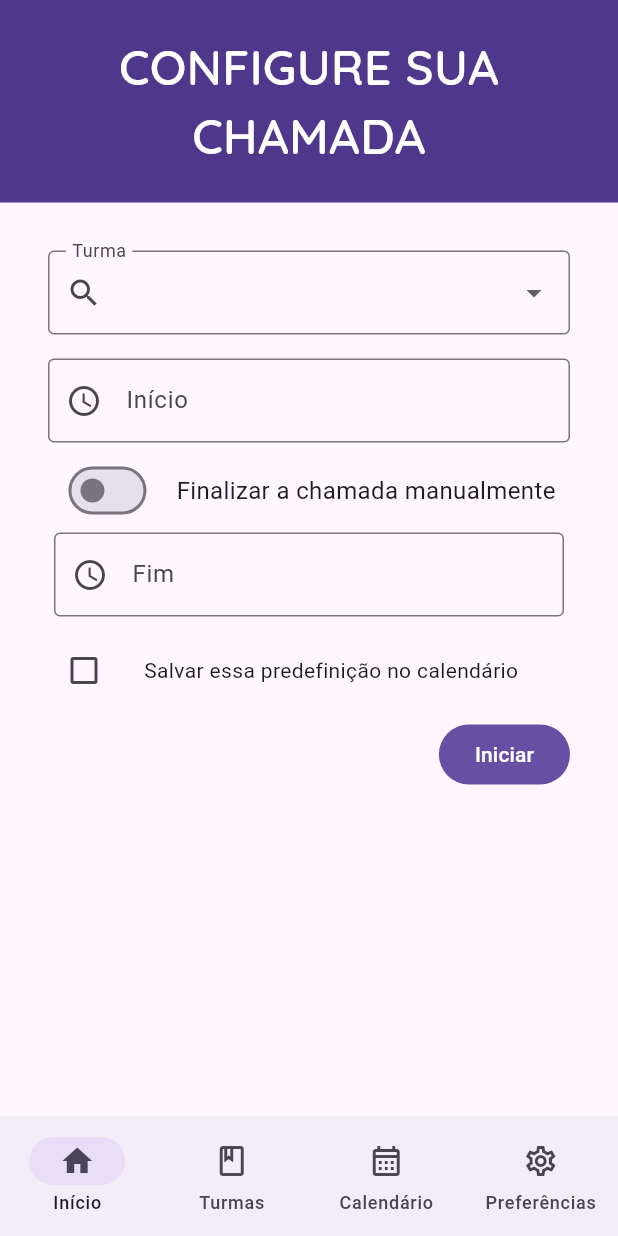
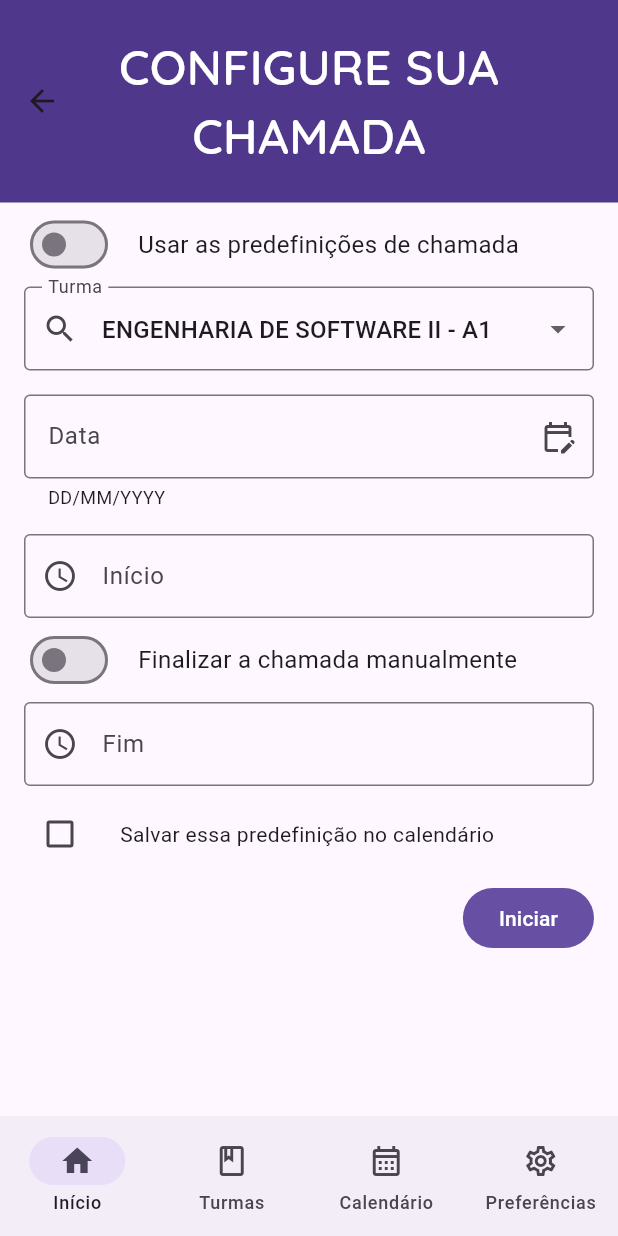
Before and after one commit to BrunaBecker/ESII-Chamada-Inteligente, a Flutter app: the AttendanceSettingsWidget screen opened by its route, on a phone screen of 412 x 824 dp. Run offline on Flutter 3.47's test engine with Material 2 defaults, Android fonts, the phone set to English and light mode, and no system bars; our stand-ins replace get, mask_text_input_formatter.

Commit message:
Add preset and date fields

```diff
--- a/lib/app/pages/attendance_settings/attendance_settings_controller.dart
+++ b/lib/app/pages/attendance_settings/attendance_settings_controller.dart
@@ -2,6 +2,7 @@ import 'package:flutter/material.dart';
 import 'package:get/get.dart';
 
 import '../../core/adapters/mask_adapter.dart';
+import '../../core/utils/app_date_utils.dart';
 
 class AttendanceSettingsController extends GetxController {
   AttendanceSettingsController({
@@ -16,10 +17,12 @@ class AttendanceSettingsController extends GetxController {
   final _allClassList = <String>[].obs;
   final _searchClassList = <String>[].obs;
   final _selectedClass = "".obs;
+  final _usePreset = false.obs;
   final _manualEnd = false.obs;
-  final _saveSettings = false.obs;
-  final _startTimeController = TextEditingController();
-  final _endTimeController = TextEditingController();
+  final _savePreset = false.obs;
+  final _dateController = TextEditingController().obs;
+  final _startTimeController = TextEditingController().obs;
+  final _endTimeController = TextEditingController().obs;
 
   MaskAdapter get maskAdapter => _maskAdapter;
   bool get isLoading => _isLoading.value;
@@ -28,10 +31,12 @@ class AttendanceSettingsController extends GetxController {
   List<String> get classList => _allClassList;
   List<String> get searchClassList => _searchClassList;
   String get selectedClass => _selectedClass.value;
+  bool get usePreset => _usePreset.value;
   bool get manualEnd => _manualEnd.value;
-  bool get saveSettings => _saveSettings.value;
-  TextEditingController get startTimeController => _startTimeController;
-  TextEditingController get endTimeController => _endTimeController;
+  bool get saveSettings => _savePreset.value;
+  TextEditingController get dateController => _dateController.value;
+  TextEditingController get startTimeController => _startTimeController.value;
+  TextEditingController get endTimeController => _endTimeController.value;
 
   @override
   void onReady() async {
@@ -50,9 +55,11 @@ class AttendanceSettingsController extends GetxController {
       "ESTRUTURAS DE DADOS E SEUS ALGORITMOS - A1",
       "ESTRUTURAS DE DADOS E SEUS ALGORITMOS - B1",
     ]);
-    _selectedClass.value = _allClassList.first;
+    if (_allClassList.isNotEmpty) {
+      _selectedClass.value = _allClassList.first;
+      _searchClassList.addAll(_allClassList);
+    }
 
-    _searchClassList.addAll(_allClassList);
     _isLoading.value = false;
   }
 
@@ -63,12 +70,27 @@ class AttendanceSettingsController extends GetxController {
     }));
   }
 
+  toggleUsePreset() {
+    _usePreset.value = !_usePreset.value;
+
+    if (usePreset && selectedClass.isNotEmpty) {
+      // TODO: get class settings
+      dateController.text = AppDateUtils.appDateFormat.format(DateTime.now());
+      startTimeController.text = "09:00";
+      endTimeController.text = "11:00";
+    }
+  }
+
+  disableUsePreset() {
+    _usePreset.value = false;
+  }
+
   void toggleManualEnd() {
     _manualEnd.value = !_manualEnd.value;
   }
 
   void toggleSaveSettings() {
-    _saveSettings.value = !_saveSettings.value;
+    _savePreset.value = !_savePreset.value;
   }
 
   void changeClass(String value) {
@@ -80,4 +102,8 @@ class AttendanceSettingsController extends GetxController {
     await Future.delayed(const Duration(seconds: 2));
     _isStartingAttendance.value = false;
   }
+
+  void changeDate(DateTime date) {
+    dateController.text = AppDateUtils.appDateFormat.format(date);
+  }
 }
--- a/lib/app/pages/attendance_settings/attendance_settings_widget.dart
+++ b/lib/app/pages/attendance_settings/attendance_settings_widget.dart
@@ -7,6 +7,7 @@ import 'attendance_settings_controller.dart';
 import 'widgets/attendance_form.dart';
 import 'widgets/attendance_settings_title.dart';
 import 'widgets/attendance_start_button.dart';
+import 'widgets/attendance_use_preset_button.dart';
 
 class AttendanceSettingsWidget extends StatelessWidget {
   const AttendanceSettingsWidget({super.key});
@@ -35,22 +36,43 @@ class AttendanceSettingsWidget extends StatelessWidget {
                       ? const Center(
                           child: CircularProgressIndicator(),
                         )
-                      : const SingleChildScrollView(
+                      : const CustomScrollView(
+                          slivers: [
+                            SliverAppBar(
+                              flexibleSpace: AttendanceSettingsTitle(),
+                              toolbarHeight: 135,
+                              pinned: true,
+                            ),
+                            SliverToBoxAdapter(
                               child: Column(
                                 children: [
-                              AttendanceSettingsTitle(),
                                   Padding(
-                                padding: EdgeInsets.all(32.0),
+                                    padding: EdgeInsets.symmetric(
+                                      horizontal: 16.0,
+                                    ),
                                     child: Column(
+                                      children: [
+                                        Padding(
+                                          padding: EdgeInsets.symmetric(vertical: 4.0),
+                                          child: AttendanceUsePresetButton(),
+                                        ),
+                                        Column(
                                           children: [
                                             AttendanceForm(),
                                             Spacing(4.0),
-                                    Align(alignment: Alignment.centerRight, child: AttendanceStartButton()),
+                                            Align(
+                                              alignment: Alignment.centerRight,
+                                              child: AttendanceStartButton(),
+                                            ),
+                                          ],
+                                        ),
                                       ],
                                     ),
                                   ),
                                 ],
                               ),
+                            ),
+                          ],
                         ),
             ),
           ),
--- a/lib/app/pages/attendance_settings/widgets/attendance_form.dart
+++ b/lib/app/pages/attendance_settings/widgets/attendance_form.dart
@@ -23,6 +23,7 @@ class AttendanceForm extends StatelessWidget {
               : Column(
                   children: [
                     DropdownButtonFormField(
+                      value: controller.selectedClass,
                       isExpanded: true,
                       items: controller.classList
                           .map(
@@ -43,6 +44,48 @@ class AttendanceForm extends StatelessWidget {
                     ),
                     const Spacing(8.0),
                     TextFormField(
+                      controller: controller.dateController,
+                      keyboardType: TextInputType.datetime,
+                      inputFormatters: [controller.maskAdapter.date],
+                      readOnly: true,
+                      decoration: AttendanceSettingsInputDecoration(
+                        labelText: "Data",
+                        suffixIcon: IconButton(
+                          onPressed: () async {
+                            final date = await showDatePicker(
+                              context: context,
+                              initialDate: DateTime.now(),
+                              firstDate: DateTime(DateTime.now().year - 1),
+                              lastDate: DateTime(DateTime.now().year + 1),
+                            );
+
+                            if (date != null) {
+                              controller.changeDate(date);
+                              controller.disableUsePreset();
+                            }
+                          },
+                          icon: const Icon(Icons.edit_calendar_outlined),
+                        ),
+                      ),
+                      onChanged: (value) {
+                        controller.startTimeController.text = value;
+                        controller.disableUsePreset();
+                      },
+                    ),
+                    const Align(
+                      alignment: Alignment.centerLeft,
+                      child: Padding(
+                        padding: EdgeInsets.only(left: 16.0, top: 4.0),
+                        child: Text(
+                          "DD/MM/YYYY",
+                          style: TextStyle(
+                            fontSize: 12.0,
+                          ),
+                        ),
+                      ),
+                    ),
+                    const Spacing(8.0),
+                    TextFormField(
                       controller: controller.startTimeController,
                       keyboardType: TextInputType.datetime,
                       inputFormatters: [controller.maskAdapter.time],
@@ -51,10 +94,15 @@ class AttendanceForm extends StatelessWidget {
                         hintText: "09:30",
                         prefixIcon: const Icon(Icons.access_time),
                       ),
+                      onChanged: (value) {
+                        controller.startTimeController.text = value;
+                        controller.disableUsePreset();
+                      },
                     ),
-                    const Spacing(4.0),
-                    SingleChildScrollView(
-                      scrollDirection: Axis.horizontal,
+                    Padding(
+                      padding: const EdgeInsets.symmetric(
+                        vertical: 4.0,
+                      ),
                       child: Row(
                         children: [
                           Switch(
@@ -62,10 +110,15 @@ class AttendanceForm extends StatelessWidget {
                             onChanged: (_) => controller.toggleManualEnd(),
                           ),
                           const Spacing(8.0),
-                          const Text(
+                          const Expanded(
+                            child: SingleChildScrollView(
+                              scrollDirection: Axis.horizontal,
+                              child: Text(
                                 "Finalizar a chamada manualmente",
                                 style: TextStyle(
                                   fontSize: 16,
+                                ),
+                              ),
                             ),
                           ),
                         ],
@@ -73,9 +126,7 @@ class AttendanceForm extends StatelessWidget {
                     ),
                     controller.manualEnd
                         ? const SizedBox()
-                        : Padding(
-                            padding: const EdgeInsets.all(4.0),
-                            child: TextFormField(
+                        : TextFormField(
                             controller: controller.endTimeController,
                             keyboardType: TextInputType.datetime,
                             inputFormatters: [controller.maskAdapter.time],
@@ -84,7 +135,10 @@ class AttendanceForm extends StatelessWidget {
                               hintText: "11:30",
                               prefixIcon: const Icon(Icons.access_time),
                             ),
-                            ),
+                            onChanged: (value) {
+                              controller.endTimeController.text = value;
+                              controller.disableUsePreset();
+                            },
                           ),
                     const Spacing(4.0),
                     SingleChildScrollView(
@@ -95,10 +149,15 @@ class AttendanceForm extends StatelessWidget {
                             onChanged: (_) => controller.toggleSaveSettings(),
                           ),
                           const Spacing(8.0),
-                          const Text(
+                          const Expanded(
+                            child: SingleChildScrollView(
+                              scrollDirection: Axis.horizontal,
+                              child: Text(
                                 "Salvar essa predefinição no calendário",
                                 style: TextStyle(
                                   fontSize: 14,
+                                ),
+                              ),
                             ),
                           ),
                         ],
--- a/lib/app/pages/attendance_settings/widgets/attendance_settings_title.dart
+++ b/lib/app/pages/attendance_settings/widgets/attendance_settings_title.dart
@@ -9,7 +9,6 @@ class AttendanceSettingsTitle extends StatelessWidget {
   Widget build(BuildContext context) {
     return Container(
       color: AppColors.primary30,
-      height: 135,
       alignment: Alignment.center,
       child: const Text(
         "CONFIGURE SUA CHAMADA",
--- /dev/null
+++ b/lib/app/pages/attendance_settings/widgets/attendance_use_preset_button.dart
@@ -0,0 +1,38 @@
+import 'package:flutter/material.dart';
+import 'package:get/get.dart';
+
+import '../../../core/widgets/spacing.dart';
+import '../attendance_settings_controller.dart';
+
+class AttendanceUsePresetButton extends StatelessWidget {
+  const AttendanceUsePresetButton({super.key});
+
+  @override
+  Widget build(BuildContext context) {
+    return GetBuilder<AttendanceSettingsController>(
+      init: Get.find<AttendanceSettingsController>(),
+      builder: (controller) => Obx(
+        () => Row(
+          children: [
+            Switch(
+              value: controller.usePreset,
+              onChanged: (_) => controller.toggleUsePreset(),
+            ),
+            const Spacing(8.0),
+            const Expanded(
+              child: SingleChildScrollView(
+                scrollDirection: Axis.horizontal,
+                child: Text(
+                  "Usar as predefinições de chamada",
+                  style: TextStyle(
+                    fontSize: 16,
+                  ),
+                ),
+              ),
+            ),
+          ],
+        ),
+      ),
+    );
+  }
+}
--- a/lib/app/pages/attendance_settings/widgets/decorations/attendance_settings_input_decoration.dart
+++ b/lib/app/pages/attendance_settings/widgets/decorations/attendance_settings_input_decoration.dart
@@ -4,7 +4,8 @@ class AttendanceSettingsInputDecoration extends InputDecoration {
   AttendanceSettingsInputDecoration({
     String labelText = "",
     String hintText = "",
-    Widget prefixIcon = const SizedBox(),
+    Widget? prefixIcon,
+    Widget? suffixIcon,
   }) : super(
           border: OutlineInputBorder(
             borderSide: const BorderSide(
@@ -15,5 +16,6 @@ class AttendanceSettingsInputDecoration extends InputDecoration {
           labelText: labelText,
           hintText: hintText,
           prefixIcon: prefixIcon,
+          suffixIcon: suffixIcon,
         );
 }
```
Lines whose indentation alone changed are shown as unchanged.
